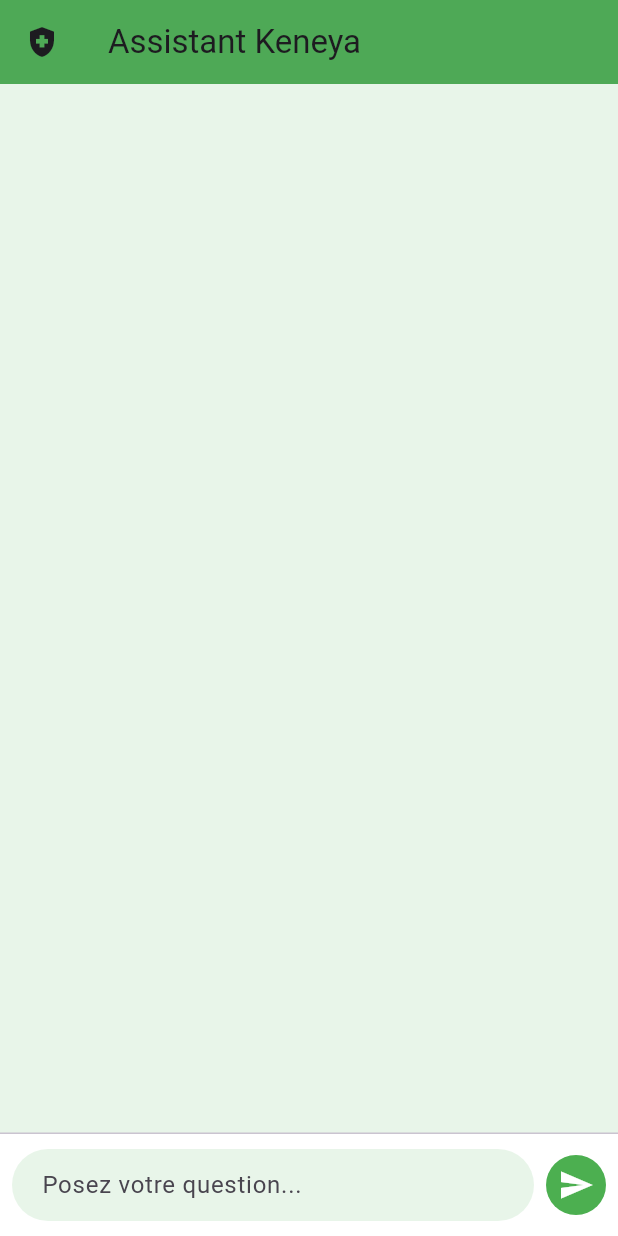
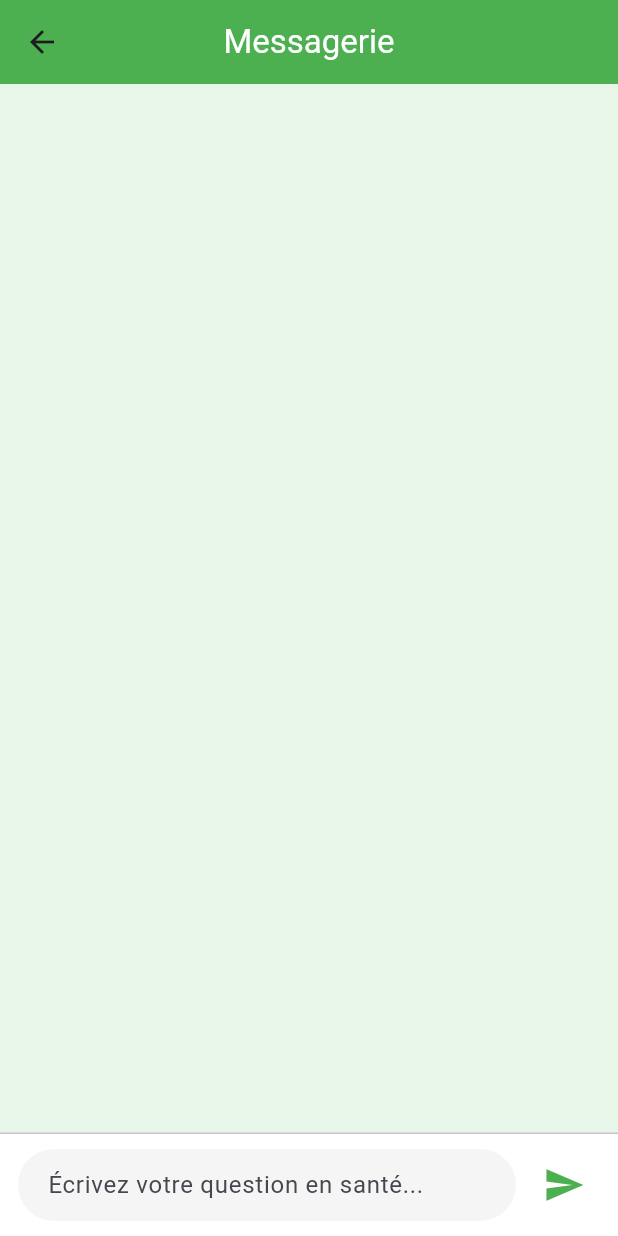
Before and after one commit to Bassirou7743/Projet_Hackaton_Kenechat, a Flutter app: the EcrirePage screen opened directly, after a tap on the "send" icon, on a phone screen of 412 x 824 dp. Run offline on Flutter 3.47's test engine with Material 3 defaults, Android fonts, the phone set to English and light mode, and no system bars; our stand-ins replace flutter_tts, permission_handler, speech_to_text.

Commit message:
Modification à la page Messagerier

```diff
--- a/lib/pages/Discussion2.dart
+++ b/lib/pages/Discussion2.dart
@@ -184,7 +184,7 @@ class _VoiceAssistantState extends State<VoiceAssistant> {
   Widget build(BuildContext context) {
     return Scaffold(
       appBar: AppBar(
-        title: const Text('Assistant Keneya'),
+        title: const Text('Discussion Vocale', style: TextStyle(color: Colors.white)),
         backgroundColor: Colors.green,
       ),
       backgroundColor: Colors.green.shade50,
--- a/lib/pages/Ecrire.dart
+++ b/lib/pages/Ecrire.dart
@@ -12,9 +12,7 @@ class EcrirePage extends StatefulWidget {
 class _EcrirePageState extends State<EcrirePage> {
   final TextEditingController _controller = TextEditingController();
   final List<Map<String, String>> _messages = [];
-
-  final String _apiKey = 'AIzaSyB1IaegQbeRuN6R5dAaV2qtEPlKDVStgzY';
-
+  final String _apiKey = 'TA_CLÉ_API_ICI'; // Mets ta vraie clé ici
   bool _isLoading = false;
 
   Future<void> _sendMessage(String text) async {
@@ -28,22 +26,28 @@ class _EcrirePageState extends State<EcrirePage> {
     _controller.clear();
 
     final url = Uri.parse(
-      'https://generativelanguage.googleapis.com/v1beta/models/gemini-2.0-flash:generateContent',
+      'https://generativelanguage.googleapis.com/v1beta/models/gemini-1.5-flash:generateContent?key=$_apiKey',
     );
 
     final headers = {
       'Content-Type': 'application/json',
-      'X-Goog-Api-Key': _apiKey,
     };
 
     final body = jsonEncode({
       "contents": [
         {
+          "role": "user",
           "parts": [
-            {"text": text.trim()}
+            {"text": "Réponds en français : $text"}
           ]
         }
-      ]
+      ],
+      "generationConfig": {
+        "temperature": 0.7,
+        "topK": 1,
+        "topP": 1,
+        "maxOutputTokens": 2048
+      }
     });
 
     try {
@@ -51,16 +55,14 @@ class _EcrirePageState extends State<EcrirePage> {
 
       if (response.statusCode == 200) {
         final data = jsonDecode(response.body);
-        final candidates = data['candidates'] as List<dynamic>?;
+        final candidates = data['candidates'];
 
-        String reply = "Je n'ai pas compris, veuillez reformuler.";
+        String reply = "Je n'ai pas compris. Veuillez reformuler.";
 
         if (candidates != null && candidates.isNotEmpty) {
-          final content = candidates[0]['content'];
-          if (content != null &&
-              content['parts'] != null &&
-              content['parts'][0]['text'] != null) {
-            reply = content['parts'][0]['text'];
+          final parts = candidates[0]['content']['parts'];
+          if (parts != null && parts.isNotEmpty) {
+            reply = parts[0]['text'];
           }
         }
 
@@ -81,7 +83,7 @@ class _EcrirePageState extends State<EcrirePage> {
       setState(() {
         _messages.add({
           "role": "assistant",
-          "content": "Erreur lors de la requête : $e"
+          "content": "Erreur de réseau : $e"
         });
         _isLoading = false;
       });
@@ -94,9 +96,9 @@ class _EcrirePageState extends State<EcrirePage> {
       alignment: isUser ? Alignment.centerRight : Alignment.centerLeft,
       child: Container(
         margin: const EdgeInsets.symmetric(horizontal: 12, vertical: 6),
-        padding: const EdgeInsets.all(12),
+        padding: const EdgeInsets.all(14),
         decoration: BoxDecoration(
-          color: isUser ? Colors.green.shade200 : Colors.grey.shade100,
+          color: isUser ? Colors.green[100] : Colors.white,
           borderRadius: BorderRadius.only(
             topLeft: const Radius.circular(16),
             topRight: const Radius.circular(16),
@@ -105,41 +107,15 @@ class _EcrirePageState extends State<EcrirePage> {
           ),
           boxShadow: [
             BoxShadow(
-              color: Colors.grey.shade300,
-              blurRadius: 3,
-              offset: const Offset(2, 2),
+              color: Colors.grey.withOpacity(0.2),
+              blurRadius: 6,
+              offset: const Offset(2, 3),
             ),
           ],
         ),
-        child: Row(
-          mainAxisSize: MainAxisSize.min,
-          crossAxisAlignment: CrossAxisAlignment.start,
-          children: [
-            if (!isUser)
-              const Padding(
-                padding: EdgeInsets.only(right: 8),
-                child: CircleAvatar(
-                  backgroundColor: Colors.green,
-                  radius: 14,
-                  child: Icon(Icons.local_hospital, size: 16, color: Colors.white),
-                ),
-              ),
-            Flexible(
-              child: Text(
-                message["content"] ?? "",
-                style: const TextStyle(fontSize: 16),
-              ),
-            ),
-            if (isUser)
-              const Padding(
-                padding: EdgeInsets.only(left: 8),
-                child: CircleAvatar(
-                  backgroundColor: Colors.grey,
-                  radius: 14,
-                  child: Icon(Icons.person, size: 16, color: Colors.white),
-                ),
-              ),
-          ],
+        child: Text(
+          message["content"] ?? "",
+          style: const TextStyle(fontSize: 16),
         ),
       ),
     );
@@ -148,21 +124,19 @@ class _EcrirePageState extends State<EcrirePage> {
   @override
   Widget build(BuildContext context) {
     return Scaffold(
-      backgroundColor: Colors.green.shade50,
+      backgroundColor: Colors.green[50],
       appBar: AppBar(
+        title: const Text("Messagerie", style: TextStyle(color: Colors.white)),
+        centerTitle: true,
         backgroundColor: Colors.green,
-        elevation: 2,
-        title: const Text("Assistant Keneya"),
-        leading: const Icon(Icons.health_and_safety),
       ),
       body: Column(
         children: [
           Expanded(
             child: ListView.builder(
-              padding: const EdgeInsets.symmetric(vertical: 12),
+              padding: const EdgeInsets.all(8),
               itemCount: _messages.length,
-              itemBuilder: (context, index) =>
-                  _buildMessage(_messages[index]),
+              itemBuilder: (context, index) => _buildMessage(_messages[index]),
             ),
           ),
           if (_isLoading)
@@ -172,44 +146,38 @@ class _EcrirePageState extends State<EcrirePage> {
             ),
           const Divider(height: 1),
           Container(
+            padding: const EdgeInsets.symmetric(horizontal: 12, vertical: 10),
             color: Colors.white,
-            padding: const EdgeInsets.symmetric(horizontal: 8, vertical: 10),
             child: Row(
               children: [
                 Expanded(
                   child: TextField(
                     controller: _controller,
-                    decoration: InputDecoration(
-                      hintText: "Posez votre question...",
-                      filled: true,
-                      fillColor: Colors.green.shade50,
-                      contentPadding: const EdgeInsets.symmetric(
-                          horizontal: 16, vertical: 12),
-                      border: OutlineInputBorder(
-                        borderRadius: BorderRadius.circular(30),
-                        borderSide: BorderSide.none,
-                      ),
-                    ),
+                    textInputAction: TextInputAction.send,
                     onSubmitted: (value) {
                       if (!_isLoading) _sendMessage(value);
                     },
+                    decoration: InputDecoration(
+                      hintText: "Écrivez votre question en santé...",
+                      filled: true,
+                      fillColor: Colors.grey[100],
+                      border: OutlineInputBorder(
+                        borderRadius: BorderRadius.circular(24),
+                        borderSide: BorderSide.none,
+                      ),
+                      contentPadding: const EdgeInsets.symmetric(horizontal: 16),
+                    ),
                     enabled: !_isLoading,
                   ),
                 ),
                 const SizedBox(width: 8),
-                GestureDetector(
-                  onTap: _isLoading
-                      ? null
-                      : () => _sendMessage(_controller.text),
-                  child: CircleAvatar(
-                    backgroundColor:
-                        _isLoading ? Colors.grey : Colors.green,
-                    child: const Icon(Icons.send, color: Colors.white),
-                  ),
+                IconButton(
+                  icon: const Icon(Icons.send, color: Colors.green, size: 28),
+                  onPressed: _isLoading ? null : () => _sendMessage(_controller.text),
                 ),
               ],
             ),
-          )
+          ),
         ],
       ),
     );
```
